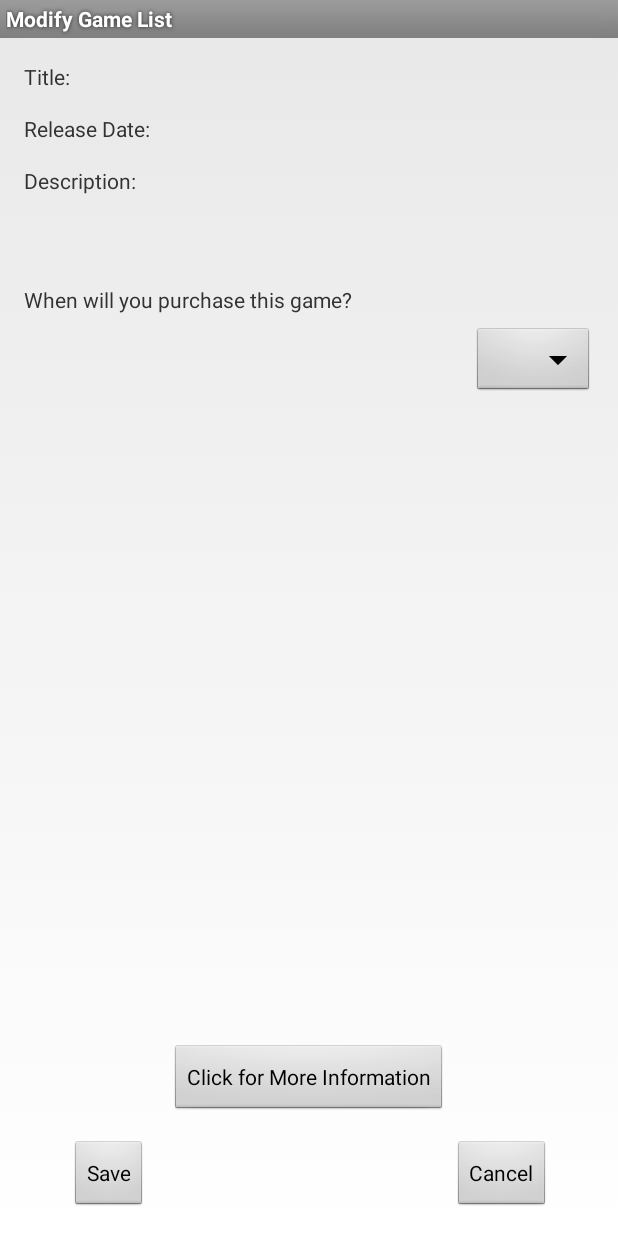
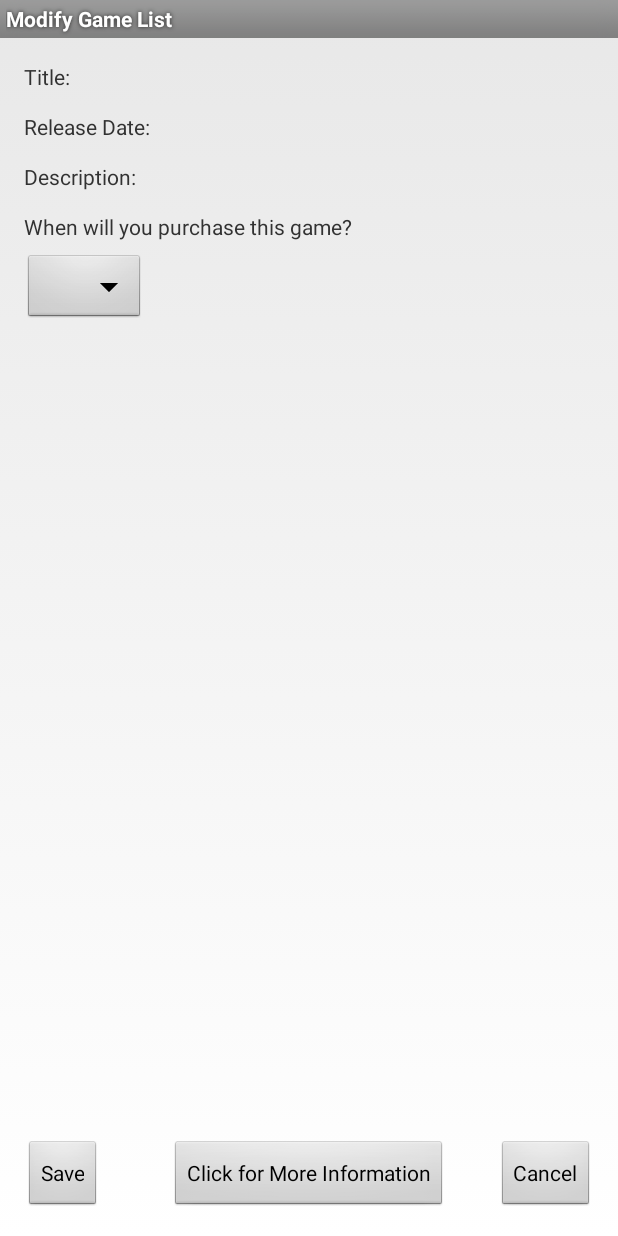
Before and after one commit to wes-angus/CSCI4100_FinalProject, an Android app: the GameDetailAndModifyActivity screen opened directly, with no data from a screen before it, on a phone screen of 412 x 824 dp. Run offline under Robolectric (Android 15) with nearby library versions, the phone set to English and light mode, and no system bars; 1 statement that could not run was skipped.

Commit message:
Fixed some ui stuff
Fixed positioning of some ui elements inside of the
GameDetailAndModifyActivity.

```diff
--- a/CSCI4100_Final-Project/app/src/main/res/layout/activity_game_detail_and_modify.xml
+++ b/CSCI4100_Final-Project/app/src/main/res/layout/activity_game_detail_and_modify.xml
@@ -17,7 +17,7 @@
         android:id="@+id/saveBtn"
         android:onClick="saveWillBuyProperty"
         android:layout_alignParentBottom="true"
-        android:layout_toEndOf="@+id/title_label" />
+        android:layout_alignParentStart="true" />
 
     <Button
         android:layout_width="wrap_content"
@@ -26,8 +26,7 @@
         android:id="@+id/cancelBtn"
         android:onClick="cancelModify"
         android:layout_alignParentBottom="true"
-        android:layout_alignEnd="@+id/willBuy_spinner"
-        android:layout_marginEnd="29dp" />
+        android:layout_alignEnd="@+id/desc_txt" />
 
     <TextView
         android:layout_width="wrap_content"
@@ -44,8 +43,8 @@
         android:textAppearance="?android:attr/textAppearanceSmall"
         android:text="@string/rDate"
         android:id="@+id/rDate_label"
-        android:layout_marginTop="15dp"
-        android:layout_below="@+id/title_label"
+        android:layout_marginTop="14dp"
+        android:layout_below="@+id/title_txt"
         android:layout_alignParentStart="true" />
 
     <TextView
@@ -54,8 +53,8 @@
         android:textAppearance="?android:attr/textAppearanceSmall"
         android:text="@string/description"
         android:id="@+id/desc_label"
-        android:layout_marginTop="15dp"
-        android:layout_below="@+id/rDate_label"
+        android:layout_marginTop="14dp"
+        android:layout_below="@+id/rDate_txt"
         android:layout_alignParentStart="true" />
 
     <Spinner
@@ -64,16 +63,16 @@
         android:id="@+id/willBuy_spinner"
         android:layout_below="@+id/willBuy_tView"
         android:layout_marginTop="7dp"
-        android:layout_alignParentEnd="true" />
+        android:layout_alignParentStart="true" />
 
     <TextView
         android:layout_width="wrap_content"
         android:layout_height="wrap_content"
         android:text="@string/will_buy"
         android:id="@+id/willBuy_tView"
-        android:layout_below="@+id/desc_label"
-        android:layout_alignParentStart="true"
-        android:layout_marginTop="60dp" />
+        android:layout_marginTop="14dp"
+        android:layout_below="@+id/desc_txt"
+        android:layout_alignParentStart="true" />
 
     <Button
         android:layout_width="wrap_content"
@@ -81,9 +80,8 @@
         android:text="@string/more_info"
         android:id="@+id/linkBtn"
         android:onClick="openGameLink"
-        android:layout_above="@+id/saveBtn"
-        android:layout_centerHorizontal="true"
-        android:layout_marginBottom="16dp" />
+        android:layout_alignParentBottom="true"
+        android:layout_centerHorizontal="true" />
 
     <TextView
         android:layout_width="match_parent"
```
